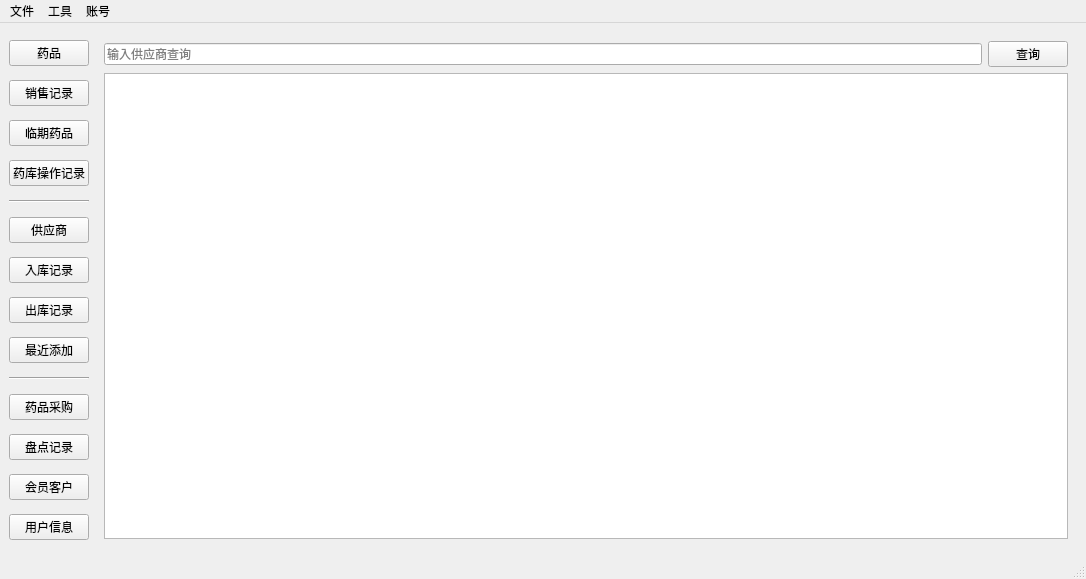
The window that ui_app/mainwondows.ui (live1089/pharmacy_system) describes before a commit, drawn with Qt 5.
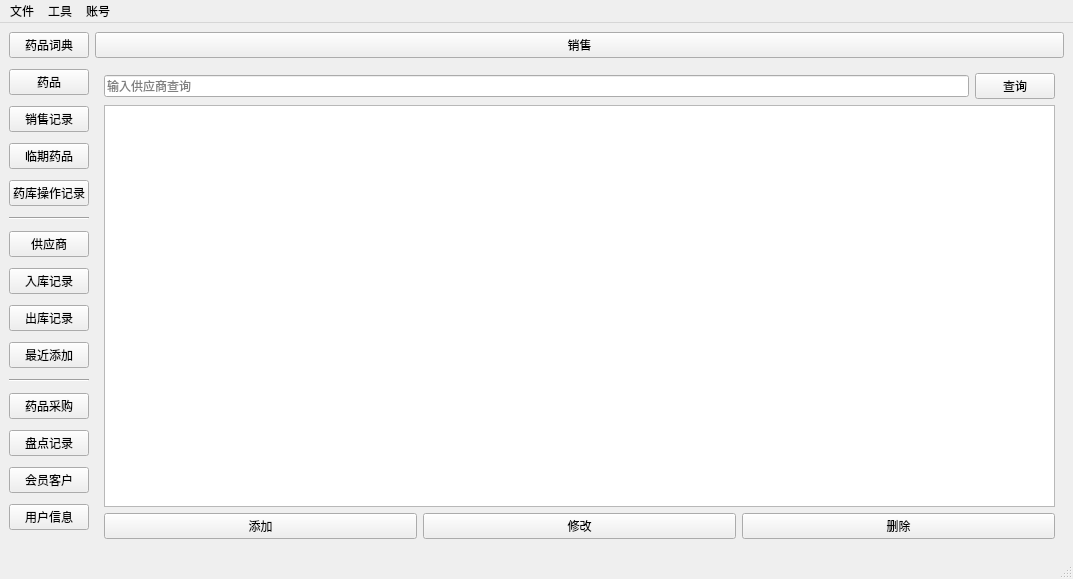
The same window after the commit. The open tabs and pages were chosen to show the change. Icons and pictures are not drawn.

What changed in the file:
```diff
--- a/ui_app/mainwondows.ui
+++ b/ui_app/mainwondows.ui
@@ -6,7 +6,7 @@
    <rect>
     <x>0</x>
     <y>0</y>
-    <width>1086</width>
+    <width>1073</width>
     <height>579</height>
    </rect>
   </property>
@@ -345,6 +345,31 @@
             <item row="1" column="0">
              <widget class="QTableView" name="supplier_tableView"/>
             </item>
+            <item row="2" column="0">
+             <layout class="QHBoxLayout" name="horizontalLayout">
+              <item>
+               <widget class="QPushButton" name="supplier_add_btn">
+                <property name="text">
+                 <string>添加</string>
+                </property>
+               </widget>
+              </item>
+              <item>
+               <widget class="QPushButton" name="supplier_mod_btn">
+                <property name="text">
+                 <string>修改</string>
+                </property>
+               </widget>
+              </item>
+              <item>
+               <widget class="QPushButton" name="supplier_del_btn">
+                <property name="text">
+                 <string>删除</string>
+                </property>
+               </widget>
+              </item>
+             </layout>
+            </item>
            </layout>
           </item>
           <item row="0" column="0">
@@ -1004,6 +1029,20 @@
       </item>
      </layout>
     </item>
+    <item row="0" column="0">
+     <widget class="QPushButton" name="drug_dic_btn">
+      <property name="text">
+       <string>药品词典</string>
+      </property>
+     </widget>
+    </item>
+    <item row="0" column="1">
+     <widget class="QPushButton" name="sell_drug_dtn">
+      <property name="text">
+       <string>销售</string>
+      </property>
+     </widget>
+    </item>
    </layout>
   </widget>
   <widget class="QMenuBar" name="menubar">
@@ -1011,7 +1050,7 @@
     <rect>
      <x>0</x>
      <y>0</y>
-     <width>1086</width>
+     <width>1073</width>
      <height>33</height>
     </rect>
    </property>
```
Left out of the diff: 35 changed lines with no effect on the pictures.
